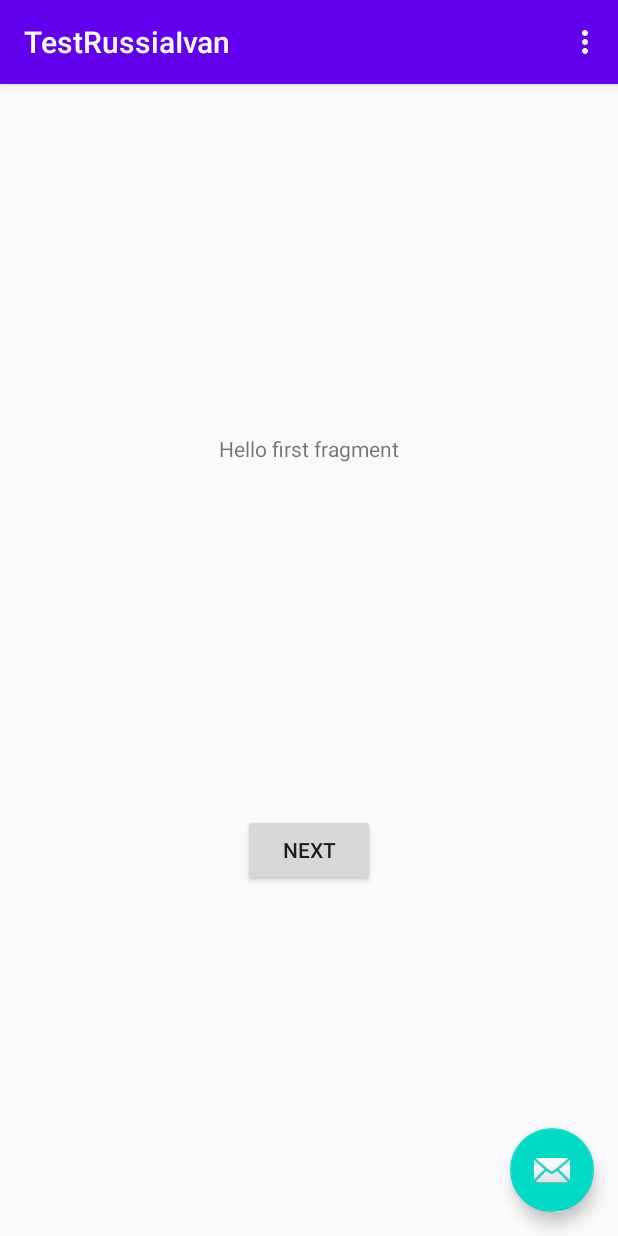
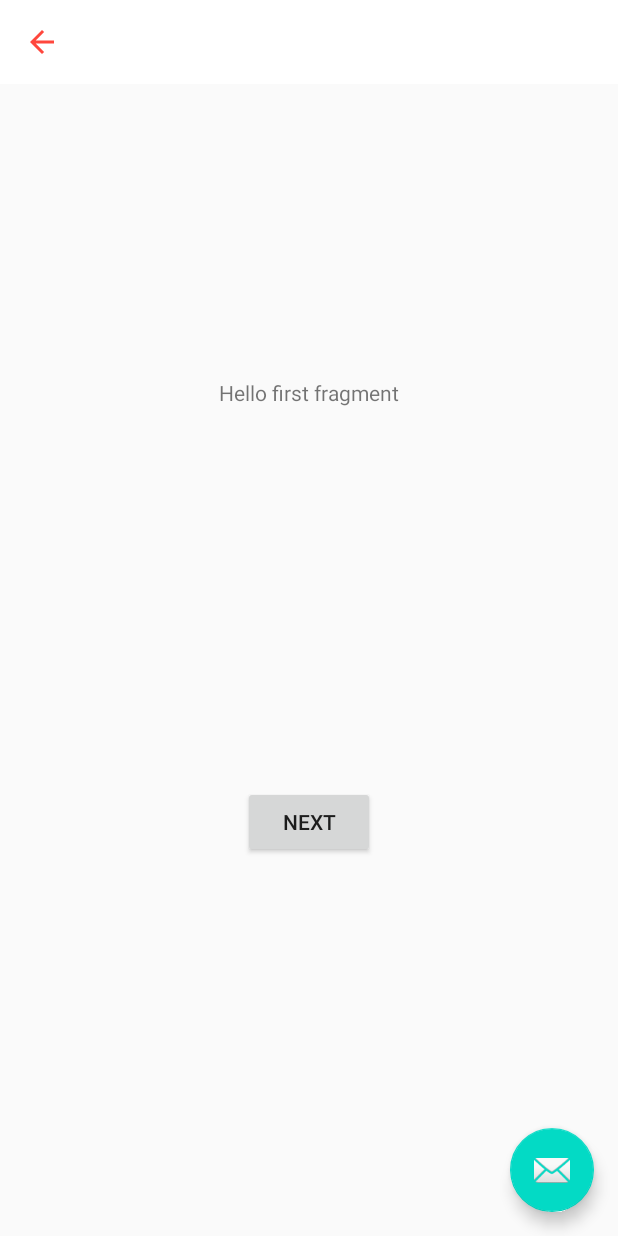
Before and after one commit to NurseyitTursunkulov/TestRussiaIvan, an Android app: the screen it shows after launch (MainActivity), on a phone screen of 412 x 824 dp. Run offline under Robolectric (Android 15) with nearby library versions, the phone set to English and light mode, and no system bars; 1 statement that could not run was skipped.

Commit message:
toolbar added

```diff
--- a/app/src/main/java/com/example/testrussiaivan/MainActivity.kt
+++ b/app/src/main/java/com/example/testrussiaivan/MainActivity.kt
@@ -1,12 +1,12 @@
 package com.example.testrussiaivan
 
 import android.os.Bundle
-import com.google.android.material.snackbar.Snackbar
-import androidx.appcompat.app.AppCompatActivity
 import android.view.Menu
 import android.view.MenuItem
+import androidx.appcompat.app.AppCompatActivity
+import com.google.android.material.snackbar.Snackbar
+import kotlinx.android.synthetic.main.activity_main.*
 
-import kotlinx.android.synthetic.main.activity_main.*
 
 class MainActivity : AppCompatActivity() {
 
@@ -14,6 +14,8 @@ class MainActivity : AppCompatActivity() {
         super.onCreate(savedInstanceState)
         setContentView(R.layout.activity_main)
         setSupportActionBar(toolbar)
+
+        supportActionBar?.title = getString(R.string.page_title)
 
         fab.setOnClickListener { view ->
             Snackbar.make(view, "Replace with your own action", Snackbar.LENGTH_LONG)
@@ -36,4 +38,8 @@ class MainActivity : AppCompatActivity() {
             else -> super.onOptionsItemSelected(item)
         }
     }
+    override fun onSupportNavigateUp(): Boolean {
+        onBackPressed()
+        return true
+    }
 }
--- /dev/null
+++ b/app/src/main/res/drawable/ic_back.xml
@@ -0,0 +1,10 @@
+<vector xmlns:android="http://schemas.android.com/apk/res/android"
+    android:width="16dp"
+    android:height="16dp"
+    android:viewportWidth="16"
+    android:viewportHeight="16">
+  <path
+      android:pathData="M16,7H3.8L9.4,1.4L8,0L0,8L8,16L9.4,14.6L3.8,9H16V7Z"
+      android:fillColor="#FF473D"
+      android:fillType="evenOdd"/>
+</vector>
--- a/app/src/main/res/layout/activity_main.xml
+++ b/app/src/main/res/layout/activity_main.xml
@@ -6,19 +6,34 @@
     android:layout_height="match_parent"
     tools:context=".MainActivity">
 
+    <androidx.constraintlayout.widget.ConstraintLayout
+        android:layout_width="match_parent"
+        android:layout_height="wrap_content">
+
         <com.google.android.material.appbar.AppBarLayout
             android:layout_width="match_parent"
             android:layout_height="wrap_content"
-        android:theme="@style/AppTheme.AppBarOverlay">
+            android:theme="@style/AppTheme.AppBarOverlay"
+            app:layout_constraintBottom_toBottomOf="parent"
+            app:layout_constraintEnd_toEndOf="parent"
+            app:layout_constraintHorizontal_bias="0.5"
+            app:layout_constraintStart_toStartOf="parent"
+            app:layout_constraintTop_toTopOf="parent">
 
             <androidx.appcompat.widget.Toolbar
                 android:id="@+id/toolbar"
+                app:contentInsetLeft="@dimen/second_keyline"
                 android:layout_width="match_parent"
                 android:layout_height="?attr/actionBarSize"
-            android:background="?attr/colorPrimary"
-            app:popupTheme="@style/AppTheme.PopupOverlay" />
+                android:background="@android:color/white"
+                android:minHeight="?attr/actionBarSize"
+                app:navigationIcon="@drawable/ic_back"
+                app:popupTheme="@style/AppTheme.PopupOverlay"
+                app:titleTextAppearance="@style/Toolbar.TitleText" />
 
         </com.google.android.material.appbar.AppBarLayout>
+    </androidx.constraintlayout.widget.ConstraintLayout>
+
 
     <include layout="@layout/content_main" />
 
--- a/app/src/main/res/values/colors.xml
+++ b/app/src/main/res/values/colors.xml
@@ -1,6 +1,8 @@
 <?xml version="1.0" encoding="utf-8"?>
 <resources>
-    <color name="colorPrimary">#6200EE</color>
-    <color name="colorPrimaryDark">#3700B3</color>
+    <color name="colorPrimary">#00000000</color>
+    <color name="colorPrimaryDark">#1A4C646F</color>
     <color name="colorAccent">#03DAC5</color>
+    <color name="white">#FFFFFF</color>
+    <color name="colorTitle">#333333</color>
 </resources>
--- a/app/src/main/res/values/dimens.xml
+++ b/app/src/main/res/values/dimens.xml
@@ -1,3 +1,7 @@
 <resources>
     <dimen name="fab_margin">16dp</dimen>
+    <dimen name="first_keyline">16dp</dimen>
+    <dimen name="second_keyline">72dp</dimen>
+    <dimen name="toolbar_horizontal_padding">4dp</dimen>
+    <dimen name="toolbar_h_padding">4dp</dimen>
 </resources>
--- a/app/src/main/res/values/styles.xml
+++ b/app/src/main/res/values/styles.xml
@@ -16,4 +16,9 @@
 
     <style name="AppTheme.PopupOverlay" parent="ThemeOverlay.AppCompat.Light" />
 
+    <style name="Toolbar.TitleText" parent="TextAppearance.Widget.AppCompat.Toolbar.Title">
+        <item name="android:textSize">20sp</item>
+    </style>
+
+
 </resources>
```
Lines whose indentation alone changed are shown as unchanged.
